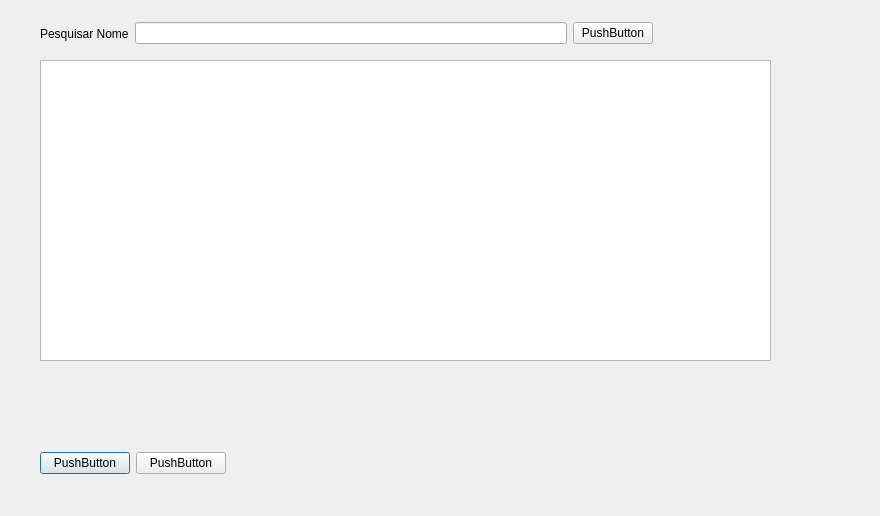
Qt form src/ui/servicesearchwindow.ui (gabrielhenrique-123/CotidianoConecta) before a commit.
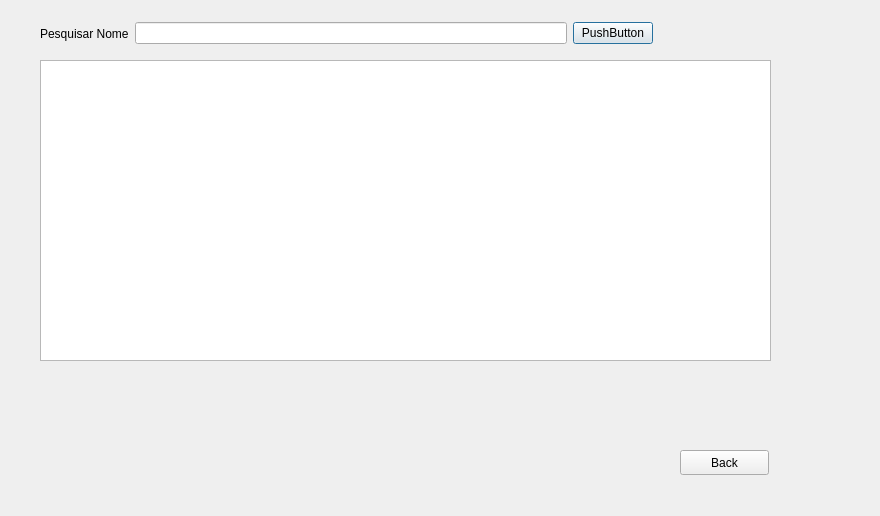
The same form after that commit.

Diff of the .ui file:
```diff
--- a/src/ui/servicesearchwindow.ui
+++ b/src/ui/servicesearchwindow.ui
@@ -23,7 +23,7 @@
     </rect>
    </property>
   </widget>
-  <widget class="QWidget" name="">
+  <widget class="QWidget" name="layoutWidget">
    <property name="geometry">
     <rect>
      <x>40</x>
@@ -32,24 +32,9 @@
      <height>27</height>
     </rect>
    </property>
-   <layout class="QHBoxLayout" name="horizontalLayout_2">
-    <item>
-     <widget class="QPushButton" name="pushButton_3">
-      <property name="text">
-       <string>PushButton</string>
-      </property>
-     </widget>
-    </item>
-    <item>
-     <widget class="QPushButton" name="pushButton_2">
-      <property name="text">
-       <string>PushButton</string>
-      </property>
-     </widget>
-    </item>
-   </layout>
+   <layout class="QHBoxLayout" name="horizontalLayout_2"/>
   </widget>
-  <widget class="QWidget" name="">
+  <widget class="QWidget" name="layoutWidget">
    <property name="geometry">
     <rect>
      <x>40</x>
@@ -85,6 +70,19 @@
     </item>
    </layout>
   </widget>
+  <widget class="QPushButton" name="pushButton_4">
+   <property name="geometry">
+    <rect>
+     <x>680</x>
+     <y>450</y>
+     <width>89</width>
+     <height>25</height>
+    </rect>
+   </property>
+   <property name="text">
+    <string>Back</string>
+   </property>
+  </widget>
  </widget>
  <resources/>
  <connections/>
```
